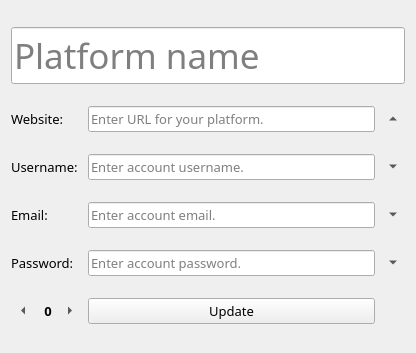
Above: lightning_pass/gui/static/qt_designer/vault_widget.ui from lgtm-migrator/lightning-pass before the change. Below: the same form after it.
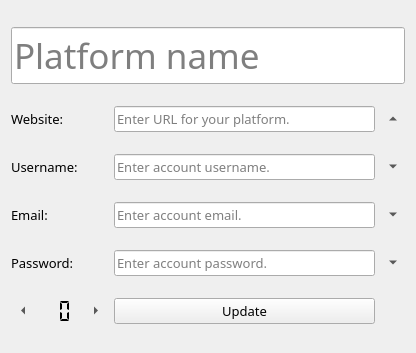
That is the form after the change.

Commit message: Change label to lcdwidget on vault page

What changed in the file:
```diff
--- a/lightning_pass/gui/static/qt_designer/vault_widget.ui
+++ b/lightning_pass/gui/static/qt_designer/vault_widget.ui
@@ -39,7 +39,7 @@
      </property>
     </widget>
    </item>
-   <item row="1" column="0" colspan="3">
+   <item row="1" column="0" colspan="2">
     <widget class="QLabel" name="vault_website_lbl">
      <property name="font">
       <font>
@@ -222,7 +222,7 @@
      </property>
     </widget>
    </item>
-   <item row="4" column="0" colspan="3">
+   <item row="4" column="0" colspan="2">
     <widget class="QLabel" name="vault_password_lbl">
      <property name="font">
       <font>
@@ -296,17 +296,30 @@
     </widget>
    </item>
    <item row="5" column="1">
-    <widget class="QLabel" name="vault_page_lbl">
+    <widget class="QLCDNumber" name="vault_page_lcd_number">
      <property name="font">
       <font>
-       <family>Segoe UI Black</family>
+       <family>Segoe UI Light</family>
        <pointsize>10</pointsize>
-       <weight>75</weight>
-       <bold>true</bold>
       </font>
      </property>
-     <property name="text">
-      <string> 0</string>
+     <property name="frameShape">
+      <enum>QFrame::NoFrame</enum>
+     </property>
+     <property name="frameShadow">
+      <enum>QFrame::Raised</enum>
+     </property>
+     <property name="smallDecimalPoint">
+      <bool>false</bool>
+     </property>
+     <property name="digitCount">
+      <number>2</number>
+     </property>
+     <property name="mode">
+      <enum>QLCDNumber::Dec</enum>
+     </property>
+     <property name="segmentStyle">
+      <enum>QLCDNumber::Flat</enum>
      </property>
     </widget>
    </item>
```
The commit also changes 7 other files.
